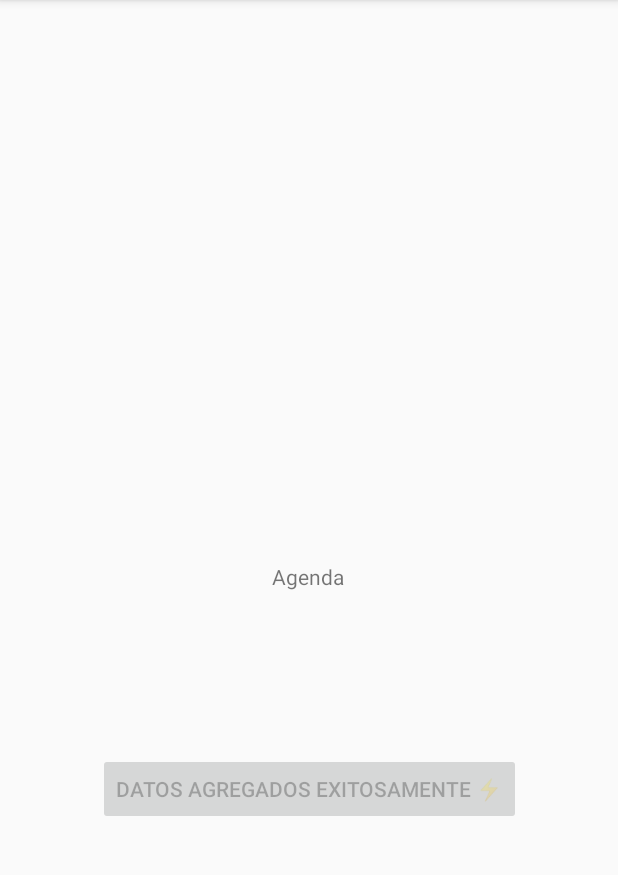
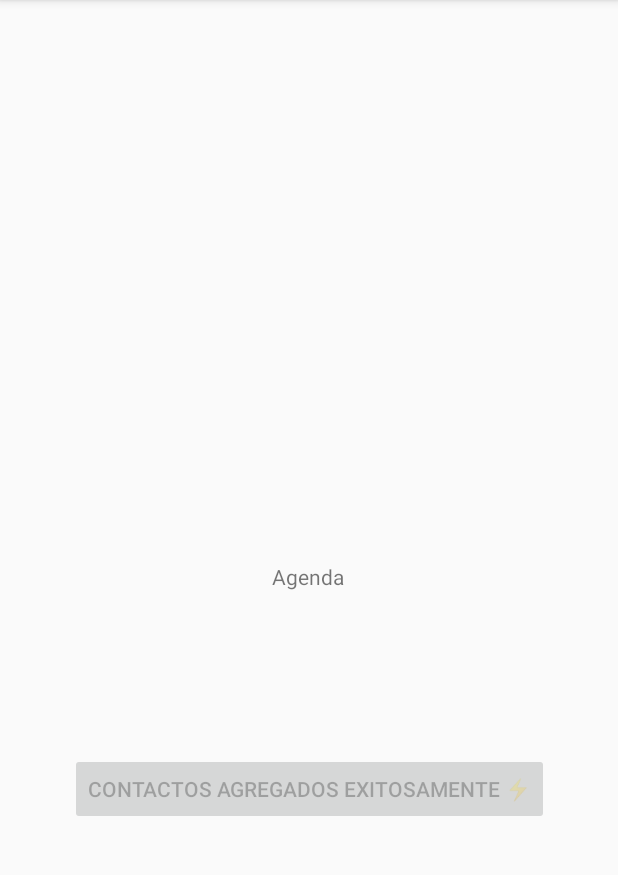
Before and after one commit to dangelomartin/PATP2, an Android app: the MainActivity screen opened directly, with no data from a screen before it, after a tap on "AGREGAR CONTACTOS DE PRUEBA 😁", on a phone screen of 412 x 824 dp, the part 84-959 px from its top. Run offline under Robolectric (Android 15) with nearby library versions, the phone set to English and light mode, and no system bars.

```diff
--- a/app/src/main/java/com/example/pa_tp2/Activities/MainActivity.java
+++ b/app/src/main/java/com/example/pa_tp2/Activities/MainActivity.java
@@ -10,8 +10,12 @@ import android.widget.Button;
 import androidx.appcompat.app.AppCompatActivity;
 
 import com.example.pa_tp2.Mocks.UserMock;
+import com.example.pa_tp2.Models.User;
 import com.example.pa_tp2.R;
 import com.example.pa_tp2.Services.UserService;
+
+import java.util.List;
+import java.util.concurrent.atomic.AtomicReference;
 
 public class MainActivity extends AppCompatActivity {
     private static Boolean buttonClicked = false;
@@ -20,6 +24,21 @@ public class MainActivity extends AppCompatActivity {
     protected void onCreate(Bundle savedInstanceState) {
         super.onCreate(savedInstanceState);
         setContentView(R.layout.activity_main);
+        AtomicReference<Integer> countMocks = new AtomicReference<>(0);
+        List<User> users = UserMock.mockList();
+
+        // Busca cuantos usuarios mockeados hay insertados
+        UserService.getUsers(this).forEach(user ->
+                users.forEach(mockUser ->
+                        countMocks.updateAndGet(v ->
+                                v + (mockUser.getEmail().equals(user.getEmail()) ? 1 : 0))));
+
+        if (countMocks.get() >= 3) {
+            Button button = (Button) findViewById(R.id.button);
+            button.setEnabled(false);
+            button.setText("Ya tienes contactos de prueba creados 🥳️");
+            buttonClicked = true;
+        }
     }
 
     //Metodo para mostrar u ocultar el menu
@@ -33,12 +52,10 @@ public class MainActivity extends AppCompatActivity {
         switch (item.getItemId()) {
             case R.id.addContact: {
                 startActivity(new Intent (this, ContactForm.class));
-                finish();
                 break;
             }
             case R.id.listContact: {
                 startActivity(new Intent (this, ListContacts.class));
-                finish();
                 break;
             }
         }
@@ -54,7 +71,7 @@ public class MainActivity extends AppCompatActivity {
         UserMock.mockList().forEach(user -> UserService.saveUser(this, user));
 
         button.setEnabled(false);
-        button.setText("Datos agregados exitosamente ⚡️");
+        button.setText("Contactos agregados exitosamente ⚡️");
         buttonClicked = true;
     }
 }
--- a/app/src/main/java/com/example/pa_tp2/Database/DatabaseManager.java
+++ b/app/src/main/java/com/example/pa_tp2/Database/DatabaseManager.java
@@ -13,7 +13,6 @@ public class DatabaseManager extends SQLiteOpenHelper {
 
     public DatabaseManager(Context context) {
         super(context, DATABASE_NAME, null, DATABASE_VERSION);
-        //context.deleteDatabase(DATABASE_NAME);
     }
 
     @Override
```
